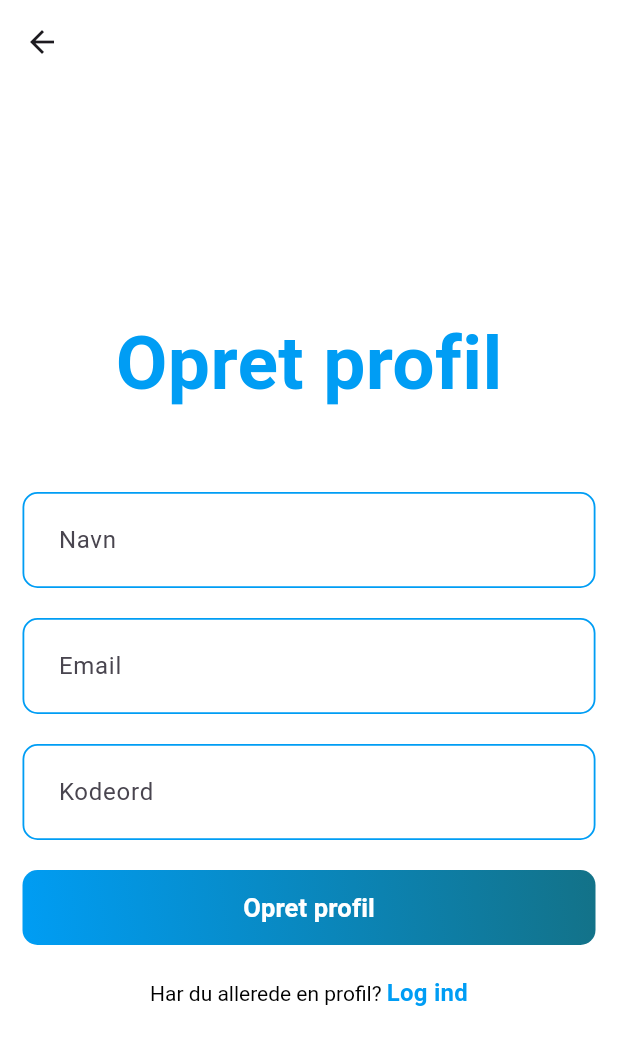
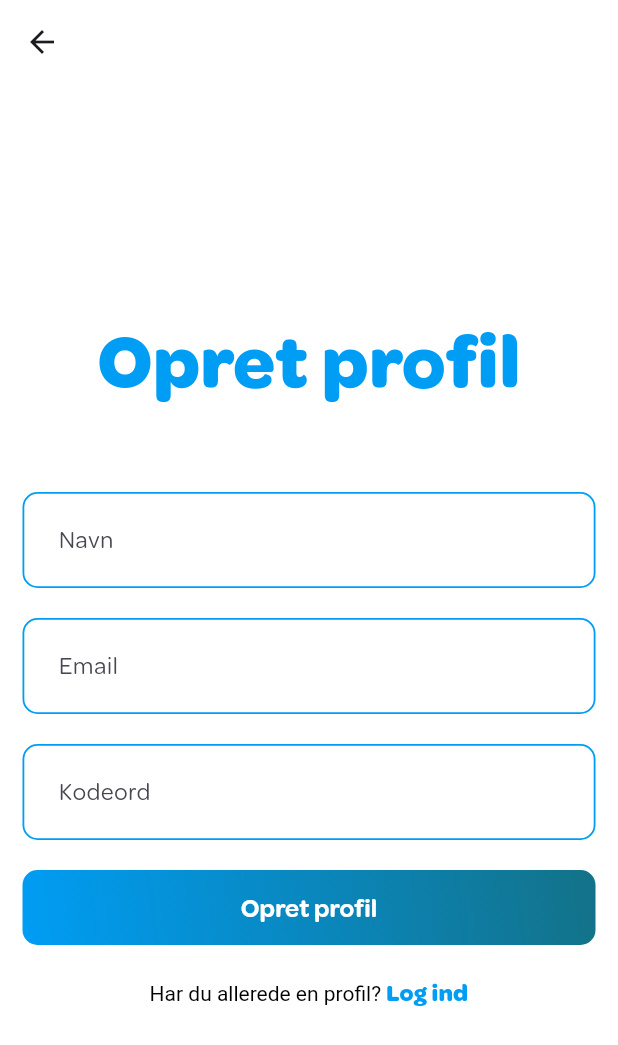
Before and after one commit to emilieweiss/voldt, a Flutter app: the SignUpPage screen opened by its route, on a phone screen of 412 x 824 dp. Shown: the top 1045 px of the screen. Run offline on Flutter 3.47's test engine with Material 3 defaults, Android fonts, the phone set to English and light mode, and no system bars; our stand-ins replace flutter_bloc, fpdart, get_it, go_router, supabase_flutter; accounts and stored records are empty.

Commit message:
Opsætning af fonts

```diff
--- a/lib/core/theme/theme.dart
+++ b/lib/core/theme/theme.dart
@@ -2,15 +2,21 @@ import 'package:flutter/material.dart';
 import 'package:voldt/core/theme/app_pallete.dart';
 
 class AppTheme {
-  static _border([Color color = AppPallete.woltBlue]) => OutlineInputBorder(
-    borderSide: BorderSide(color: color, width: 1.2),
-    borderRadius: BorderRadius.circular(10),
-  );
+  static _border([Color color = AppPallete.woltBlue]) =>
+      OutlineInputBorder(
+        borderSide: BorderSide(color: color, width: 1.2),
+        borderRadius: BorderRadius.circular(10),
+      );
 
   static final lightThemeMode = ThemeData.light().copyWith(
     scaffoldBackgroundColor: AppPallete.backgroundColor,
     primaryColor: AppPallete.woltBlue,
-    appBarTheme: const AppBarTheme(backgroundColor: AppPallete.backgroundColor),
+    appBarTheme: const AppBarTheme(
+      backgroundColor: AppPallete.backgroundColor,
+    ),
+    textTheme: ThemeData.light().textTheme.apply(
+      fontFamily: 'Omnes', // Set the font family here
+    ),
     inputDecorationTheme: InputDecorationTheme(
       contentPadding: const EdgeInsets.all(20),
       enabledBorder: _border(),
```
Also changed, not shown: pubspec.yaml (+50 -1 lines), assets/fonts/Omnes Black Italic.ttf (added), assets/fonts/Omnes Black.ttf (added), assets/fonts/Omnes Bold Italic.ttf (added), assets/fonts/Omnes Bold.ttf (added), assets/fonts/Omnes ExtraLight Italic.ttf (added), assets/fonts/Omnes ExtraLight.ttf (added), assets/fonts/Omnes Hairline Italic.ttf (added), assets/fonts/Omnes Hairline.ttf (added), assets/fonts/Omnes Italic.ttf (added), assets/fonts/Omnes Light Italic.ttf (added), assets/fonts/Omnes Light.ttf (added), assets/fonts/Omnes Medium Italic.ttf (added), assets/fonts/Omnes Medium.ttf (added), 5 more files.
